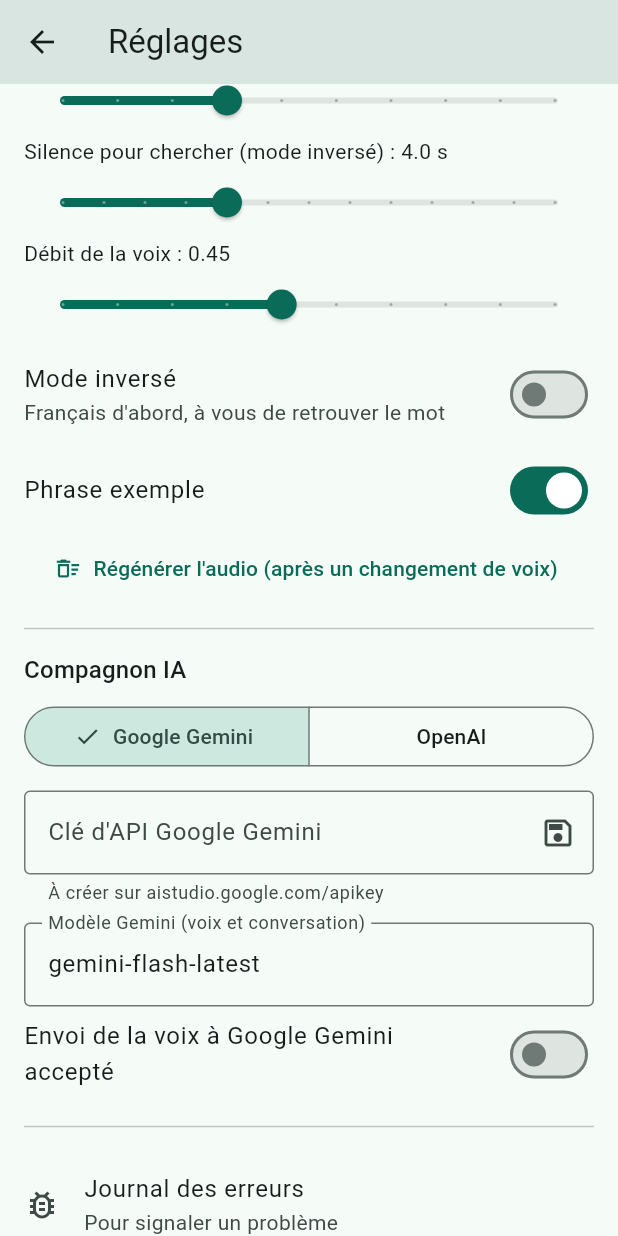
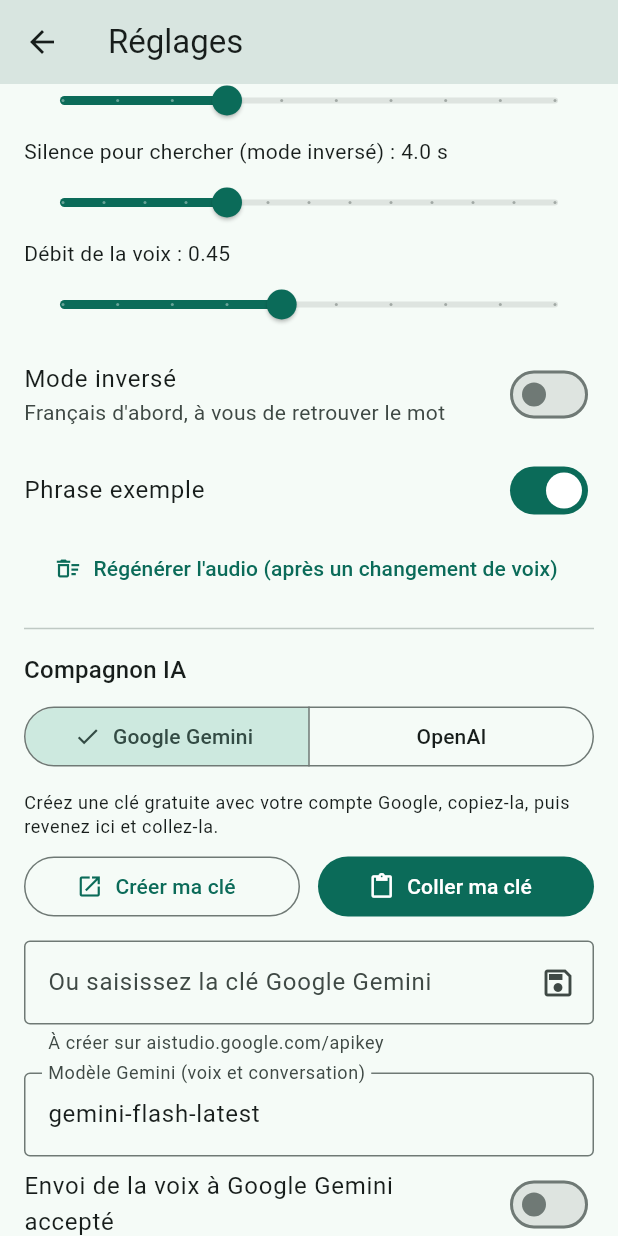
Before and after one commit to metms-65/lingua-balade, a Flutter app: the SettingsScreen screen opened directly, scrolled down 309 dp, on a phone screen of 412 x 824 dp. Run offline on Flutter 3.47's test engine with Material 3 defaults, Android fonts, the phone set to English and light mode, and no system bars; our stand-ins replace audio_service, drift, drift_flutter, flutter_riverpod, flutter_secure_storage, flutter_tts and 2 more; missing offline and left inert: audio_session, record; accounts and stored records are empty; generated files the repository leaves out were written again; statements that could not run were skipped.

Commit message:
Réglages : boutons « Créer ma clé » et « Coller ma clé » (repris de Lingua Episodio)
Co-Authored-By: Claude Opus 5.5 <noreply@anthropic.com>

```diff
--- a/lib/ui/settings_screen.dart
+++ b/lib/ui/settings_screen.dart
@@ -1,6 +1,10 @@
 import 'package:flutter/material.dart';
 import 'package:flutter/services.dart';
 import 'package:flutter_riverpod/flutter_riverpod.dart';
+import 'package:url_launcher/url_launcher.dart';
+
+import '../companion/llm_client.dart';
+import '../companion/llm_factory.dart';
 
 import '../core/error_log.dart';
 import '../core/languages.dart';
@@ -17,6 +21,9 @@ class SettingsScreen extends ConsumerStatefulWidget {
 class _SettingsScreenState extends ConsumerState<SettingsScreen> {
   final _keyController = TextEditingController();
   bool _keySaved = false;
+
+  /// Vérification de la clé collée en cours.
+  bool _checking = false;
 
   @override
   void initState() {
@@ -36,6 +43,60 @@ class _SettingsScreenState extends ConsumerState<SettingsScreen> {
   }
 
   void _set(AppSettings Function(AppSettings) change) => ref.read(settingsProvider.notifier).update(change);
+
+  void _snack(String message) {
+    if (!mounted) return;
+    ScaffoldMessenger.of(context).showSnackBar(SnackBar(content: Text(message), duration: const Duration(seconds: 5)));
+  }
+
+  /// Page du fournisseur où l'on crée sa clé (il faut s'y connecter avec son propre compte).
+  static String _keyPage(String provider) =>
+      provider == 'gemini' ? 'https://aistudio.google.com/apikey' : 'https://platform.openai.com/api-keys';
+
+  Future<void> _openKeyPage(String provider) async {
+    final ok = await launchUrl(Uri.parse(_keyPage(provider)), mode: LaunchMode.externalApplication);
+    if (!ok) _snack('Impossible d\'ouvrir le navigateur. Allez sur ${_keyPage(provider)}');
+  }
+
+  /// Colle la clé copiée, l'enregistre, puis vérifie qu'elle fonctionne par un court appel.
+  Future<void> _pasteKey() async {
+    final s = ref.read(settingsProvider);
+    final store = ref.read(apiKeyStoreProvider);
+    final pasted = (await Clipboard.getData(Clipboard.kTextPlain))?.text?.trim() ?? '';
+    if (pasted.isEmpty) {
+      _snack('Le presse-papiers est vide : copiez d\'abord la clé sur la page ${s.providerName}.');
+      return;
+    }
+    // Pas de contrôle du préfixe : les fournisseurs changent parfois la forme des clés.
+    // C'est l'appel de test qui dit si la clé est bonne.
+    if (pasted.length < 20 || pasted.contains(RegExp(r'\s'))) {
+      _snack('Ce texte ne ressemble pas à une clé d\'API (${pasted.length} caractères). '
+          'Sur la page ${s.providerName}, touchez l\'icône de copie à côté de la clé, puis réessayez.');
+      return;
+    }
+    setState(() => _checking = true);
+    await store.write(s.provider, pasted);
+    // La clé ne reste pas dans le presse-papiers, où d'autres applications pourraient la lire.
+    await Clipboard.setData(const ClipboardData(text: ''));
+    try {
+      final client = await buildLlmClient(s, store);
+      await client.chat([const ChatMessage('user', 'Réponds seulement : OK')], maxTokens: 16);
+      _snack('Clé ${s.providerName} vérifiée et enregistrée. Le compagnon est prêt.');
+    } on ApiException catch (e) {
+      if (e.message.startsWith('Clé d\'API refusée')) {
+        await store.write(s.provider, null);
+        _snack('${s.providerName} refuse cette clé. Vérifiez que vous l\'avez copiée en entier.');
+      } else {
+        _snack('Clé enregistrée, mais le test n\'a pas abouti : ${e.message}');
+      }
+    } catch (e) {
+      _snack('Clé enregistrée, mais le test n\'a pas abouti : $e');
+    } finally {
+      if (mounted) setState(() => _checking = false);
+      await _refreshKey();
+    }
+  }
+
 
   @override
   Widget build(BuildContext context) {
@@ -141,12 +202,39 @@ class _SettingsScreenState extends ConsumerState<SettingsScreen> {
             },
           ),
           const SizedBox(height: 12),
+          Text(
+            s.provider == 'gemini'
+                ? 'Créez une clé gratuite avec votre compte Google, copiez-la, puis revenez ici et collez-la.'
+                : 'Créez une clé avec votre compte OpenAI (un moyen de paiement est nécessaire), copiez-la, puis collez-la ici.',
+            style: text.bodySmall,
+          ),
+          const SizedBox(height: 8),
+          Row(children: [
+            Expanded(
+              child: OutlinedButton.icon(
+                onPressed: () => _openKeyPage(s.provider),
+                icon: const Icon(Icons.open_in_new),
+                label: const Text('Créer ma clé'),
+              ),
+            ),
+            const SizedBox(width: 12),
+            Expanded(
+              child: FilledButton.icon(
+                onPressed: _checking ? null : _pasteKey,
+                icon: _checking
+                    ? const SizedBox(width: 18, height: 18, child: CircularProgressIndicator(strokeWidth: 2))
+                    : const Icon(Icons.content_paste),
+                label: Text(_checking ? 'Vérification…' : 'Coller ma clé'),
+              ),
+            ),
+          ]),
+          const SizedBox(height: 12),
           TextField(
             controller: _keyController,
             obscureText: true,
             autocorrect: false,
             decoration: InputDecoration(
-              labelText: 'Clé d\'API ${s.providerName}',
+              labelText: 'Ou saisissez la clé ${s.providerName}',
               helperText: _keySaved
                   ? 'Une clé est enregistrée (chiffrée).'
                   : s.provider == 'gemini'
--- a/pubspec.yaml
+++ b/pubspec.yaml
@@ -48,6 +48,7 @@ dependencies:
   flutter_secure_storage: ^11.2.0
   shared_preferences: ^2.5.6
   crypto: ^3.0.8
+  url_launcher: ^6.3.3
 
 dev_dependencies:
   flutter_test:
```
Also changed, not shown: pubspec.lock, 1 other file.
